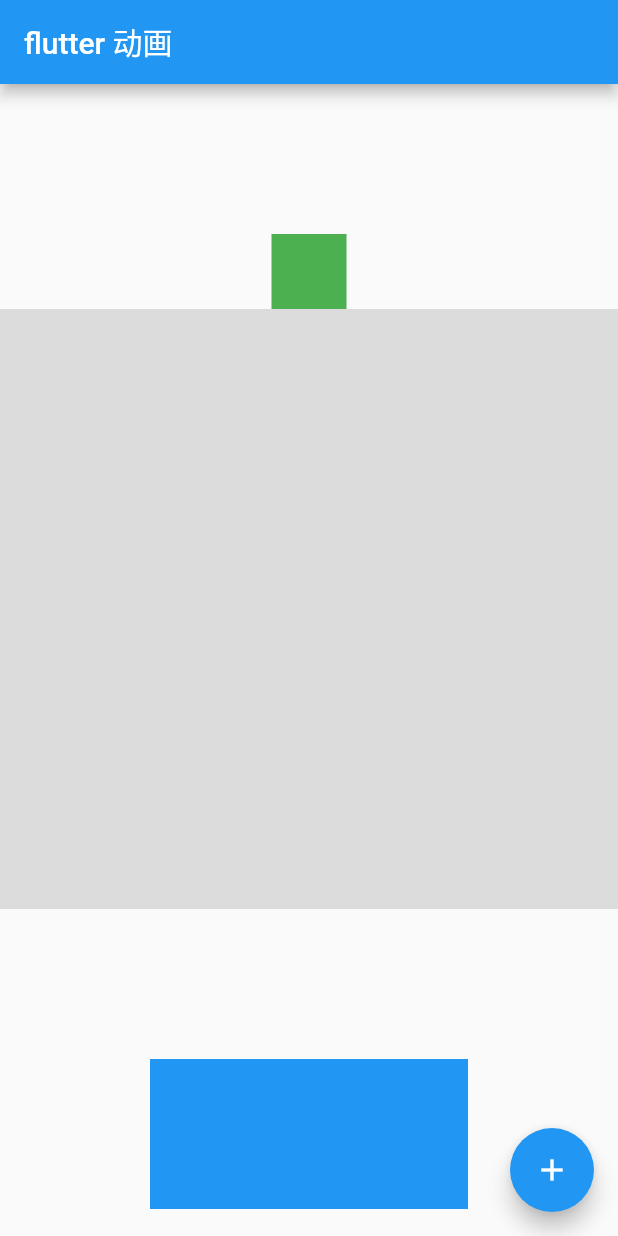
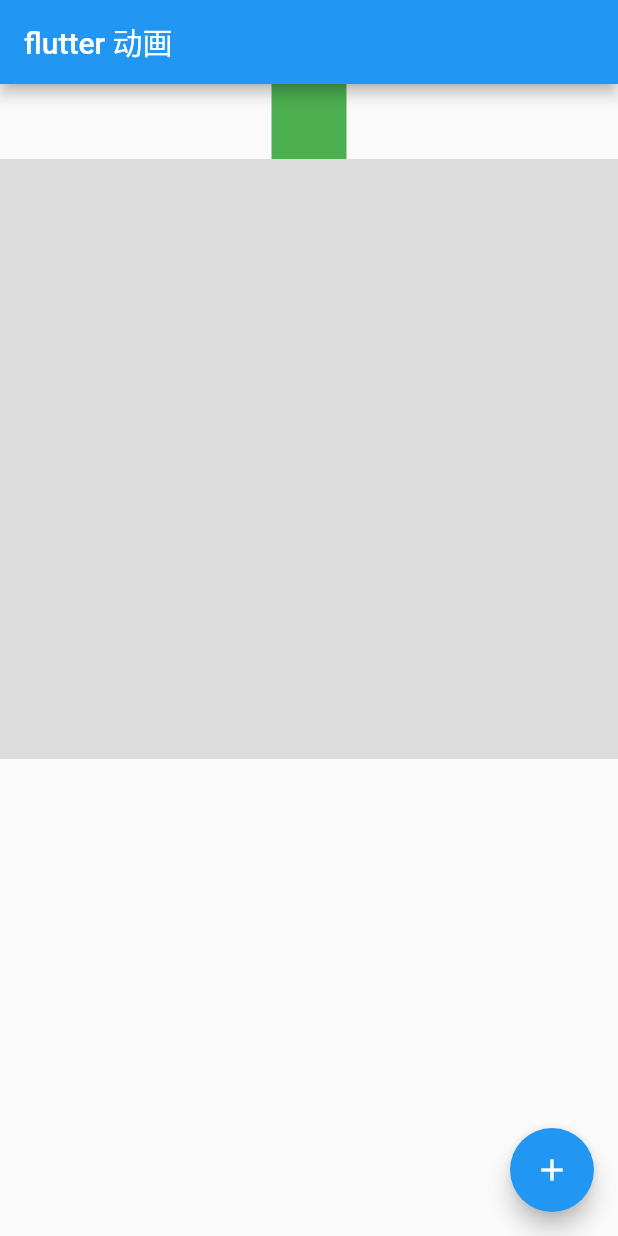
Before and after one commit to hsir05/flutter_animation, a Flutter app: the MyHomePage screen opened directly, on a phone screen of 412 x 824 dp. Run offline on Flutter 3.47's test engine with Material 2 defaults, Android fonts, the phone set to English and light mode, and no system bars; our stand-ins replace fluro; statements that could not run were skipped.

Commit message:
删除冗余代码，优化功能, 添加大小变化动画

```diff
--- a/lib/index_page.dart
+++ b/lib/index_page.dart
@@ -2,6 +2,7 @@ import 'package:flutter/material.dart';
 import 'package:flutter/cupertino.dart';
 import 'package:fluro/fluro.dart';
 import './routers/application.dart';
+
 
 class IndexPage extends StatefulWidget {
   @override
@@ -38,7 +39,8 @@ class _IndexPageState extends State<IndexPage> {
           body:ListView(
             children: <Widget>[
                 _listItem('透明度', Icons.opacity, '/opacity'),
-                _listItem('圆角变化',Icons.remove_circle,  '/radius')
+                _listItem('圆角变化',Icons.remove_circle,  '/radius'),
+                _listItem('位移变化',Icons.remove_circle,  '/size')
             ],
           )
           ),
--- a/lib/main3.dart
+++ b/lib/main3.dart
@@ -24,10 +24,7 @@ class MyHomePage extends StatefulWidget  {
 
 class _MyHomePageState extends State<MyHomePage> with SingleTickerProviderStateMixin {
   AnimationController controller;
-  //doubler类型动画
   Animation<double> doubleAnimation;
-  //  //圆角动画
-  // Animation<BorderRadius> radiusAnimation;
 
   double _width = 50.0;
   double _height = 50.0;
@@ -56,10 +53,6 @@ class _MyHomePageState extends State<MyHomePage> with SingleTickerProviderStateM
         controller.forward();
       }
     });
-
-    // radiusAnimation = BorderRadiusTween(begin: BorderRadius.circular(0),end: BorderRadius.circular(50)).animate(controller);
-    // print(radiusAnimation.value);
-    //启动动画
     controller.forward();
   }
 
@@ -81,6 +74,7 @@ class _MyHomePageState extends State<MyHomePage> with SingleTickerProviderStateM
           _height = 50.0;
           _color = Colors.green;
           _visible = false;
+
 
           _x = -30.0;
           _y =  -40.0;
@@ -124,29 +118,6 @@ class _MyHomePageState extends State<MyHomePage> with SingleTickerProviderStateM
         ),
     );
   }
-
-  Widget _opacity(){
-    return AnimatedOpacity(
-      duration: Duration(seconds: 1),
-      opacity: _visible ? 1.0 : 0.0,
-      child: Container(
-        width: 100.0,
-        height: 100.0,
-        color: Colors.blue,
-      )
-    );
-  }
-
-  Widget _rect(){
-    return Padding(
-      padding: EdgeInsets.all(100.0),
-      child: Container(
-              height: 100,
-              width: 100,
-              decoration: BoxDecoration(borderRadius: radiusAnimation.value,color: Colors.blue),
-            ),
-    );
-  }
   @override
   Widget build(BuildContext context) {
     return Scaffold(
@@ -155,10 +126,8 @@ class _MyHomePageState extends State<MyHomePage> with SingleTickerProviderStateM
       ),
       body: ListView(
         children: <Widget>[
-          _opacity(),
           _size(),
           _animatedAlign(),
-          _rect(),
         ],
       ),
       floatingActionButton: FloatingActionButton(
--- a/lib/routers/router_handler.dart
+++ b/lib/routers/router_handler.dart
@@ -3,6 +3,8 @@ import 'package:fluro/fluro.dart';
 import '../index_page.dart';
 import '../pages/opacity_page.dart';
 import '../pages/radius_page.dart';
+import '../pages/size_pages.dart';
+
 
 Handler homeHandler = Handler(
   handlerFunc: (BuildContext context, Map<String, List<String>>params) {
@@ -18,3 +20,8 @@ Handler radiusHandler = Handler(
   handlerFunc: (BuildContext context, Map<String, List<String>>params) {
   return RadiusPage();
 });
+
+Handler sizeHandler = Handler(
+  handlerFunc: (BuildContext context, Map<String, List<String>>params) {
+  return SizePage();
+});
--- a/lib/routers/routes.dart
+++ b/lib/routers/routes.dart
@@ -6,6 +6,7 @@ class Routes{
   static String root='/';
   static String opacity = '/opacity';
   static String radius = '/radius';
+  static String size = '/size';
 
   static void configureRoutes(Router router){
     router.notFoundHandler = new Handler(
@@ -17,5 +18,6 @@ class Routes{
     router.define(root, handler: homeHandler);
     router.define(opacity, handler: opacityHandler);
     router.define(radius, handler: radiusHandler);
+    router.define(size, handler: sizeHandler);
   }
 }
```
Also changed, not shown: lib/pages/size_pages.dart (added, +93 -0 lines).
